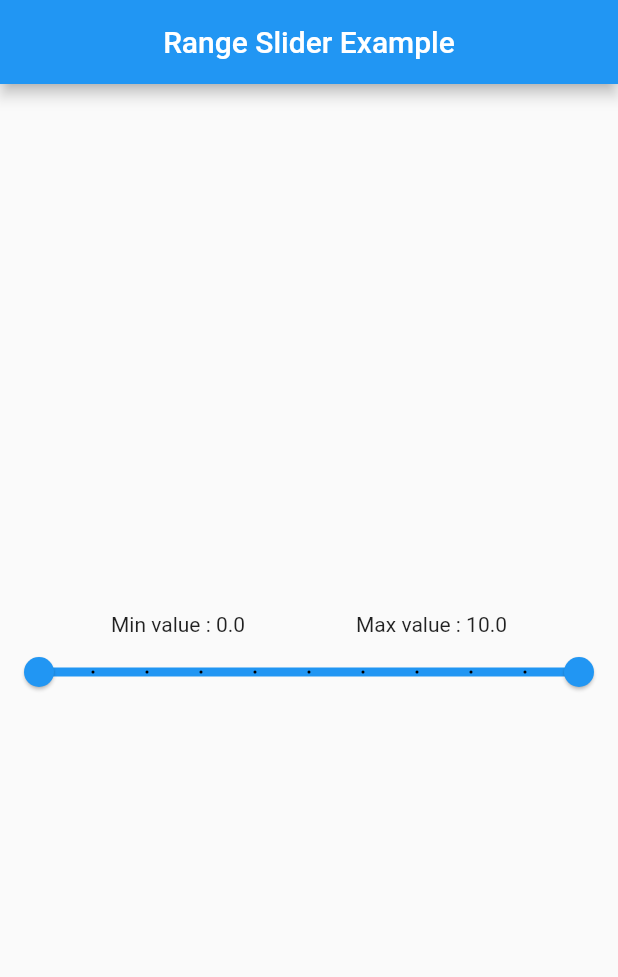
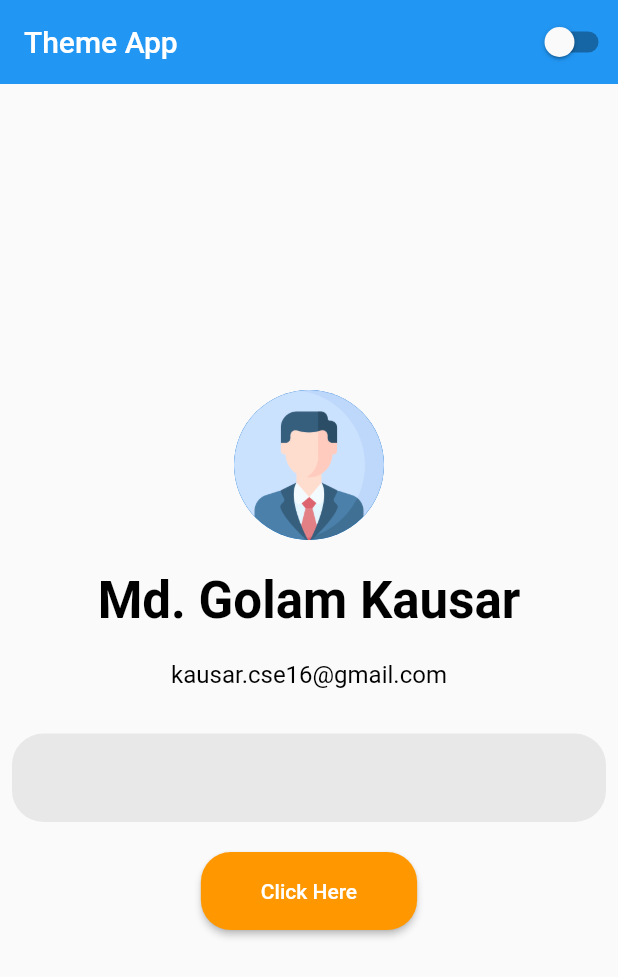
Before and after one commit to kausar100/flutter_tutorials, a Flutter app: the screen it shows after launch, on a phone screen of 412 x 824 dp. Shown: the top 977 px of the screen. Run offline on Flutter 3.47's test engine with Material 2 defaults, Android fonts, the phone set to English and light mode, and no system bars; our stand-ins replace flutter_spinkit, font_awesome_flutter.

Commit message:
theme added

```diff
--- a/lib/main.dart
+++ b/lib/main.dart
@@ -9,9 +9,11 @@ import 'package:flutter_practice/practice_example/grid_view.dart';
 import 'package:flutter_practice/practice_example/call_back.dart';
 import 'package:flutter_practice/practice_example/custom_widget.dart';
 import 'package:flutter_practice/practice_example/wrap_widget.dart';
+import 'package:flutter_practice/practice_example/theme_demo.dart';
 
 void main() {
   runApp(MaterialApp(
+        title: 'Flutter Tutorials',
       debugShowCheckedModeBanner: false,
       initialRoute: '/',
       routes: {
@@ -25,5 +27,6 @@ void main() {
         '/wrap_widget': (context) => WrapWidgetExample(),
         '/richtext_widget': (context) => RichTextWidget(),
         '/page_transition': (context) => PageTransitionExample(),
+        '/theme_demo': (context) => ThemeDemoExample(),
       }));
 }
--- a/lib/practice_example/splash_screen.dart
+++ b/lib/practice_example/splash_screen.dart
@@ -5,6 +5,7 @@ import 'package:flutter/services.dart';
 import 'package:flutter_practice/practice_example/page_transition.dart';
 import 'package:flutter_practice/practice_example/range_slider.dart';
 import 'package:flutter_spinkit/flutter_spinkit.dart';
+import 'package:flutter_practice/practice_example/theme_demo.dart';
 
 class SplashScreenExample extends StatefulWidget {
   const SplashScreenExample({Key? key}) : super(key: key);
@@ -23,7 +24,7 @@ class _SplashScreenExampleState extends State<SplashScreenExample> {
 
     Timer(const Duration(seconds: 2), () {
       Navigator.pushReplacement(
-          context, MaterialPageRoute(builder: (_) => RangeSliderWidget()));
+          context, MaterialPageRoute(builder: (_) => ThemeDemoExample()));
     });
   }
 
--- /dev/null
+++ b/lib/practice_example/theme_demo.dart
@@ -0,0 +1,92 @@
+import 'package:flutter/material.dart';
+import 'package:flutter_practice/practice_example/ui_helper/add_space.dart';
+import 'package:flutter_practice/practice_example/ui_helper/theme/theme_constants.dart';
+import 'package:flutter_practice/practice_example/ui_helper/theme/theme_manager.dart';
+
+class ThemeDemoExample extends StatefulWidget {
+  const ThemeDemoExample({Key? key}) : super(key: key);
+
+  @override
+  State<ThemeDemoExample> createState() => _ThemeDemoExampleState();
+}
+
+ThemeManager _themeManager = ThemeManager();
+
+class _ThemeDemoExampleState extends State<ThemeDemoExample> {
+  @override
+  void dispose() {
+    _themeManager.removeListener(themeListener);
+    super.dispose();
+  }
+
+  @override
+  void initState() {
+    _themeManager.addListener(themeListener);
+    super.initState();
+  }
+
+  themeListener() {
+    if (mounted) {
+      setState(() {});
+    }
+  }
+
+  @override
+  Widget build(BuildContext context) {
+    TextTheme textTheme = Theme.of(context).textTheme;
+    bool isDark = (Theme.of(context).brightness) == Brightness.dark;
+
+    return MaterialApp(
+      debugShowCheckedModeBanner: false,
+      title: 'Flutter Theme Demo',
+      theme: lightTheme,
+      darkTheme: darkTheme,
+      themeMode: _themeManager.themeMode,
+      home: Scaffold(
+        appBar: AppBar(
+          title: const Text('Theme App'),
+          elevation: 0,
+          actions: [
+            Switch(
+                value: (_themeManager.themeMode) == ThemeMode.dark,
+                onChanged: (newValue) {
+                  _themeManager.toggleTheme(newValue);
+                })
+          ],
+        ),
+        body: Center(
+          child: Padding(
+            padding: const EdgeInsets.all(8.0),
+            child: SingleChildScrollView(
+              scrollDirection: Axis.vertical,
+              child: Column(
+                mainAxisAlignment: MainAxisAlignment.center,
+                children: [
+                  const CircleAvatar(
+                      backgroundImage: AssetImage('assets/images/profile.png'),
+                      radius: 50),
+                  addVerticalSpace(20),
+                  Text(
+                    'Md. Golam Kausar',
+                    style: textTheme.headline4?.copyWith(
+                      color: isDark? Colors.white:Colors.black,
+                      fontWeight: FontWeight.bold,
+                    ),
+                  ),
+                  addVerticalSpace(20),
+                  Text('kausar.cse16@gmail.com', style: textTheme.subtitle1?.copyWith(
+                    color: isDark? Colors.white:Colors.black,
+                  )),
+                  addVerticalSpace(30),
+                  TextField(),
+                  addVerticalSpace(20),
+                  ElevatedButton(onPressed: () {}, child: Text('Click Here'))
+                ],
+              ),
+            ),
+          ),
+        ),
+      ),
+    );
+  }
+}
--- /dev/null
+++ b/lib/practice_example/ui_helper/add_space.dart
@@ -0,0 +1,9 @@
+import 'package:flutter/material.dart';
+
+Widget addHorizontalSpace(double width){
+  return SizedBox(width: width);
+}
+
+Widget addVerticalSpace(double height){
+  return SizedBox(height: height);
+}
--- /dev/null
+++ b/lib/practice_example/ui_helper/theme/theme_constants.dart
@@ -0,0 +1,63 @@
+import 'package:flutter/material.dart';
+
+const COLOR_PRIMARY = Colors.deepOrangeAccent;
+const COLOR_ACCENT = Colors.orange;
+
+ThemeData lightTheme = ThemeData(
+  brightness: Brightness.light,
+  primaryColor: COLOR_PRIMARY,
+  elevatedButtonTheme: ElevatedButtonThemeData(
+    style: ButtonStyle(
+      padding: MaterialStateProperty.all<EdgeInsetsGeometry>(
+        EdgeInsets.symmetric(horizontal: 40.0, vertical: 18.0),
+      ),
+      shape: MaterialStateProperty.all<OutlinedBorder>(
+        RoundedRectangleBorder(
+          borderRadius: BorderRadius.circular(20.0),
+        ),
+      ),
+      backgroundColor: MaterialStateProperty.all<Color>(COLOR_ACCENT),
+    ),
+  ),
+  inputDecorationTheme: InputDecorationTheme(
+      filled: true,
+      fillColor: Colors.grey.withOpacity(0.2),
+      border: OutlineInputBorder(
+        borderRadius: BorderRadius.circular(21),
+        borderSide: BorderSide.none,
+
+      )),
+);
+
+ThemeData darkTheme = ThemeData(
+  brightness: Brightness.dark,
+  primaryColor: Colors.white,
+  switchTheme: SwitchThemeData(
+    trackColor: MaterialStateProperty.all<Color>(Colors.grey),
+    thumbColor: MaterialStateProperty.all<Color>(Colors.white),
+
+  ),
+  elevatedButtonTheme: ElevatedButtonThemeData(
+    style: ButtonStyle(
+      padding: MaterialStateProperty.all<EdgeInsetsGeometry>(
+        EdgeInsets.symmetric(horizontal: 40.0, vertical: 18.0),
+      ),
+      shape: MaterialStateProperty.all<OutlinedBorder>(
+        RoundedRectangleBorder(
+          borderRadius: BorderRadius.circular(20.0),
+        ),
+      ),
+      backgroundColor: MaterialStateProperty.all<Color>(Colors.white),
+      foregroundColor: MaterialStateProperty.all<Color>(Colors.black),
+      overlayColor: MaterialStateProperty.all<Color>(Colors.black26),
+    ),
+
+  ),
+  inputDecorationTheme: InputDecorationTheme(
+      filled: true,
+      fillColor: Colors.grey.withOpacity(0.2),
+      border: OutlineInputBorder(
+        borderRadius: BorderRadius.circular(21),
+        borderSide: BorderSide.none,
+      )),
+);
--- /dev/null
+++ b/lib/practice_example/ui_helper/theme/theme_manager.dart
@@ -0,0 +1,12 @@
+import 'package:flutter/material.dart';
+
+class ThemeManager with ChangeNotifier {
+  ThemeMode _themeMode = ThemeMode.light;
+
+  get themeMode => _themeMode;
+
+  toggleTheme(bool isDark) {
+    _themeMode = isDark ? ThemeMode.dark : ThemeMode.light;
+    notifyListeners();
+  }
+}
--- a/pubspec.yaml
+++ b/pubspec.yaml
@@ -64,9 +64,8 @@ flutter:
   uses-material-design: true
 
   # To add assets to your application, add an assets section, like this:
-  # assets:
-  #   - images/a_dot_burr.jpeg
-  #   - images/a_dot_ham.jpeg
+  assets:
+    - assets/images/
 
   # An image asset can refer to one or more resolution-specific "variants", see
   # https://flutter.dev/assets-and-images/#resolution-aware
```
Also changed, not shown: assets/images/profile.png (added).
